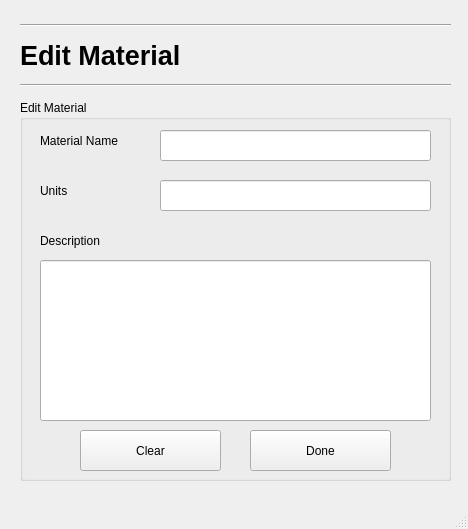
Above: Screens/EditMaterial.ui from basil-ali-khan/Inventory-Management-System before the change. Below: the same form after it.
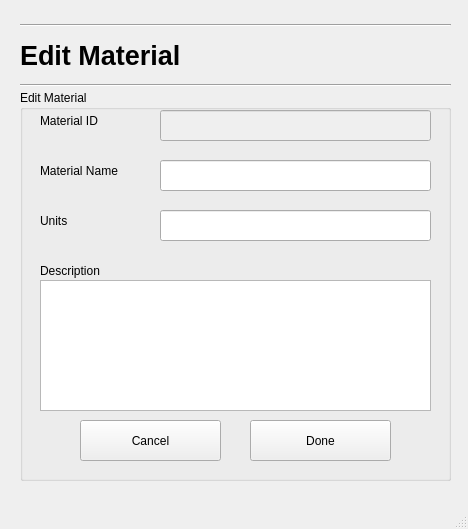
That is the form after the change.

Commit message: Material and Edit Material Done

Patch:
```diff
--- a/Screens/EditMaterial.ui
+++ b/Screens/EditMaterial.ui
@@ -18,9 +18,9 @@
     <property name="geometry">
      <rect>
       <x>20</x>
-      <y>100</y>
+      <y>90</y>
       <width>431</width>
-      <height>381</height>
+      <height>391</height>
      </rect>
     </property>
     <property name="title">
@@ -30,7 +30,7 @@
      <property name="geometry">
       <rect>
        <x>20</x>
-       <y>30</y>
+       <y>70</y>
        <width>101</width>
        <height>21</height>
       </rect>
@@ -43,7 +43,7 @@
      <property name="geometry">
       <rect>
        <x>140</x>
-       <y>30</y>
+       <y>70</y>
        <width>271</width>
        <height>31</height>
       </rect>
@@ -59,7 +59,7 @@
      <property name="geometry">
       <rect>
        <x>20</x>
-       <y>80</y>
+       <y>120</y>
        <width>111</width>
        <height>21</height>
       </rect>
@@ -72,7 +72,7 @@
      <property name="geometry">
       <rect>
        <x>140</x>
-       <y>80</y>
+       <y>120</y>
        <width>271</width>
        <height>31</height>
       </rect>
@@ -101,7 +101,7 @@
      <property name="geometry">
       <rect>
        <x>20</x>
-       <y>130</y>
+       <y>170</y>
        <width>81</width>
        <height>21</height>
       </rect>
@@ -120,17 +120,29 @@
       </rect>
      </property>
      <property name="text">
-      <string>Clear</string>
+      <string>Cancel</string>
      </property>
     </widget>
-   </widget>
-   <widget class="QLineEdit" name="lineEdit_6">
+    <widget class="QTextEdit" name="materialDescBox">
     <property name="geometry">
      <rect>
-      <x>40</x>
-      <y>260</y>
+       <x>20</x>
+       <y>190</y>
       <width>391</width>
-      <height>161</height>
+       <height>131</height>
+      </rect>
+     </property>
+    </widget>
+    <widget class="QLineEdit" name="materialIdBox">
+     <property name="enabled">
+      <bool>false</bool>
+     </property>
+     <property name="geometry">
+      <rect>
+       <x>140</x>
+       <y>20</y>
+       <width>271</width>
+       <height>31</height>
      </rect>
     </property>
     <property name="text">
@@ -139,6 +151,20 @@
     <property name="readOnly">
      <bool>true</bool>
     </property>
+    </widget>
+    <widget class="QLabel" name="label_7">
+     <property name="geometry">
+      <rect>
+       <x>20</x>
+       <y>20</y>
+       <width>101</width>
+       <height>21</height>
+      </rect>
+     </property>
+     <property name="text">
+      <string>Material ID</string>
+     </property>
+    </widget>
    </widget>
    <widget class="QLabel" name="label">
     <property name="geometry">
```
Left out of the diff: 10 changed lines with no effect on the pictures. Lines whose indentation alone changed are shown as unchanged. The commit also changes 3 other files.
